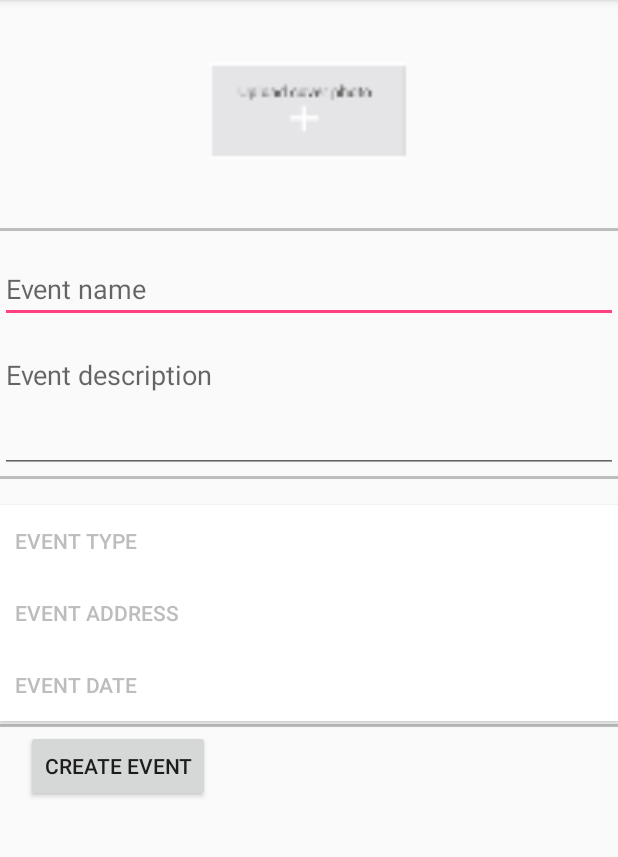
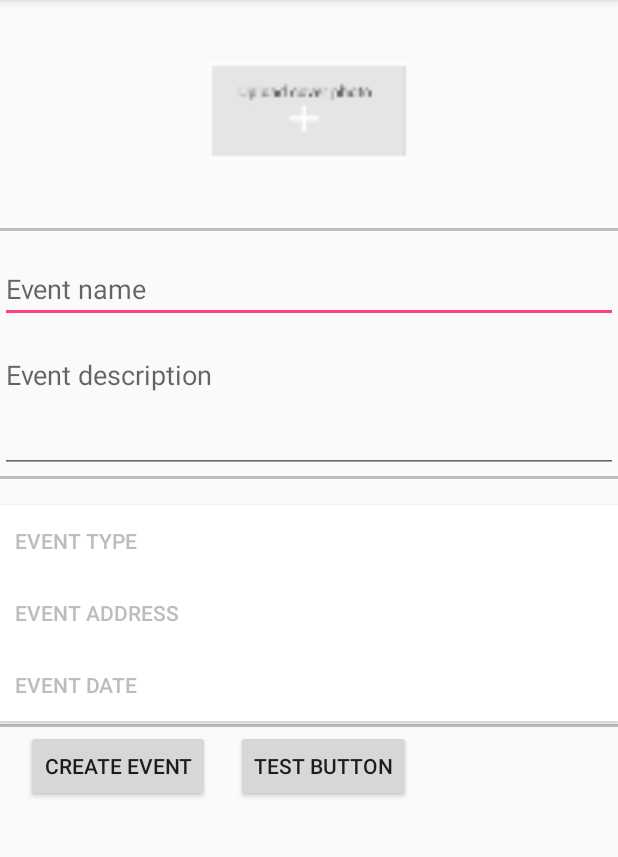
Before and after one commit to VolunteerForce/main, an Android app: the EventDetailFragment screen opened directly, with no data from a screen before it, on a phone screen of 412 x 824 dp, the part 84-941 px from its top. Run offline under Robolectric (Android 15) with nearby library versions, the phone set to English and light mode, and no system bars; our stand-ins replace ButterKnife; libraries missing offline, so code that uses them is left out: com.crashlytics.android, io.fabric.sdk; 1 statement that could not run was skipped.

```diff
--- a/VolunteerHero/app/src/main/res/layout/fragment_create_event.xml
+++ b/VolunteerHero/app/src/main/res/layout/fragment_create_event.xml
@@ -103,4 +103,15 @@
         android:text="@string/create_event_text"
         android:layout_below="@+id/sectionDivider3"
         android:layout_alignParentStart="true" />
+
+    <Button
+        android:id="@+id/test_button"
+        android:layout_width="wrap_content"
+        android:layout_height="wrap_content"
+        android:layout_marginBottom="14dp"
+        android:layout_marginStart="17dp"
+        android:text="Test Button"
+        android:layout_toRightOf="@+id/create_event_button"
+        android:layout_below="@+id/sectionDivider3" />
+
 </RelativeLayout>
--- a/VolunteerHero/app/src/main/res/values/strings.xml
+++ b/VolunteerHero/app/src/main/res/values/strings.xml
@@ -18,5 +18,7 @@
     <string name="subscribe">Subscribe</string>
     <string name="retry">Retry</string>
     <string name="ok">Ok</string>
+    <string name="test_error_message_1">This is a test error 1.</string>
+    <string name="test_error_message_2">This is a test error 2.</string>
 
 </resources>
```
Also changed, not shown: VolunteerHero/app/src/main/java/com/codepath/volunteerhero/fragments/CreateEventFragment.java (+8 -10 lines), VolunteerHero/app/src/main/java/com/codepath/volunteerhero/utils/NetworkUtils.java (+8 -7 lines).
